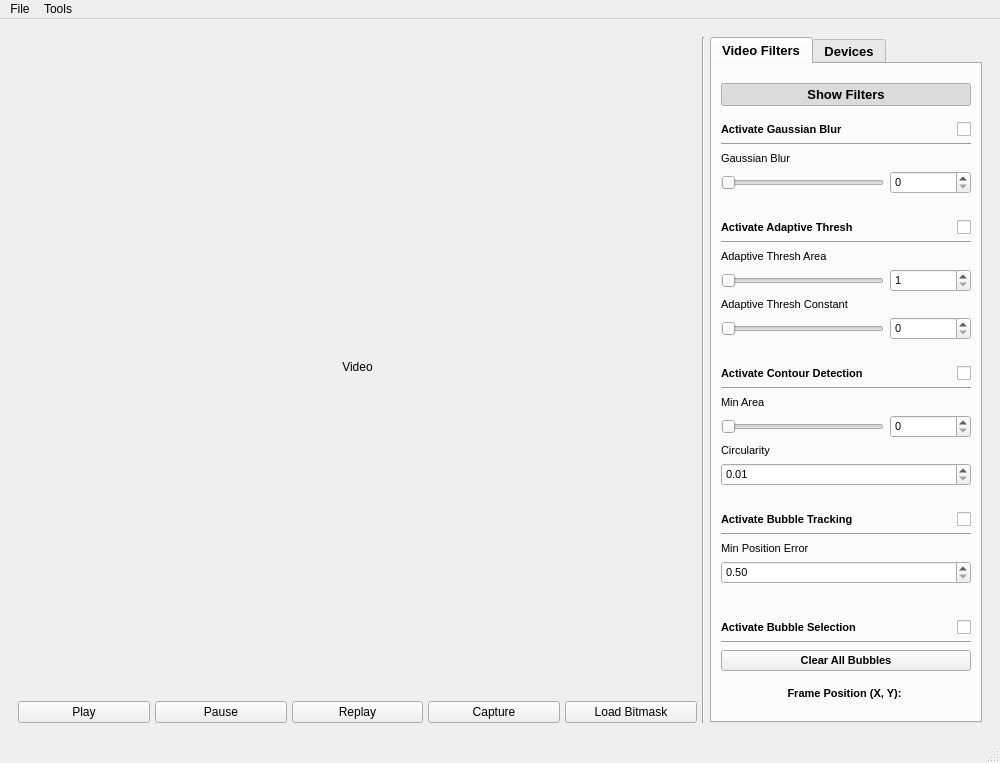
First picture: the form in src/ui/dlpctl.ui, repository tarumishra9498/dlpctlF25, before the edit.
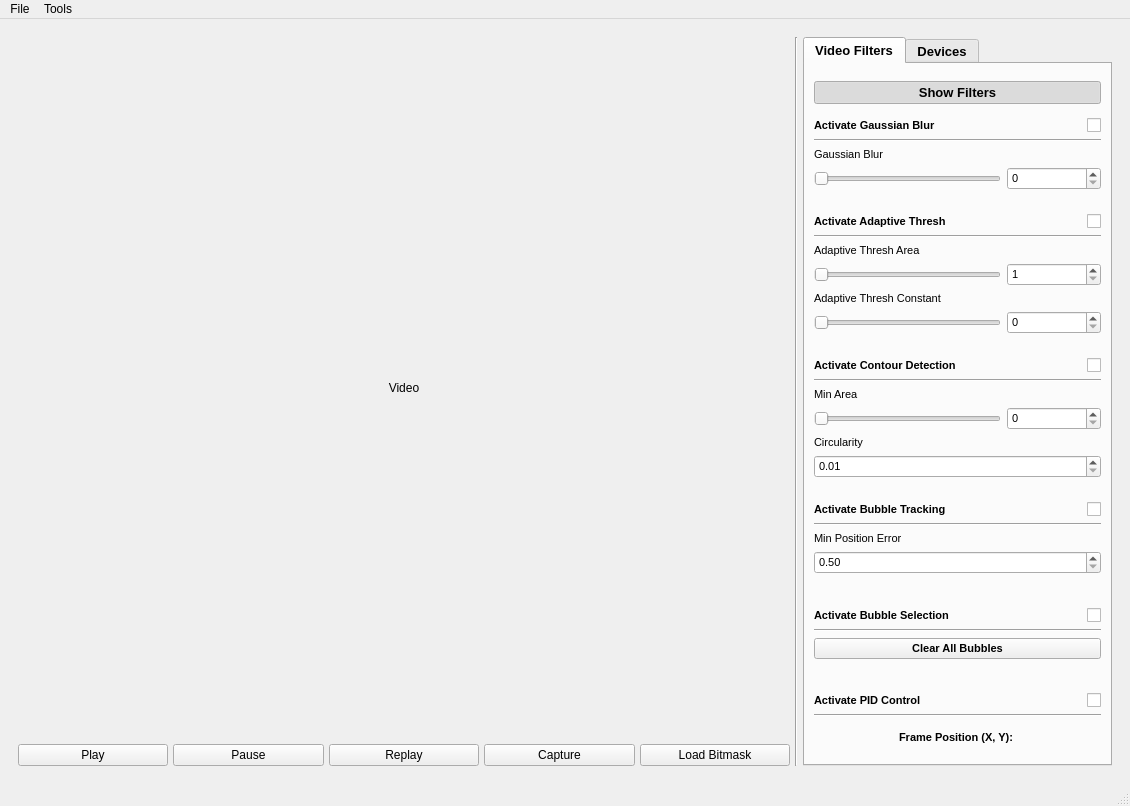
Second picture: the form after the edit. Custom widgets are drawn as their Qt base class.

Commit message: Added PID checkbox

Patch:
```diff
--- a/src/ui/dlpctl.ui
+++ b/src/ui/dlpctl.ui
@@ -9,8 +9,8 @@
    <rect>
     <x>0</x>
     <y>0</y>
-    <width>1000</width>
-    <height>763</height>
+    <width>1130</width>
+    <height>806</height>
    </rect>
   </property>
   <property name="sizePolicy">
@@ -159,7 +159,7 @@
            </property>
            <widget class="QWidget" name="video_filters_tab">
             <property name="sizePolicy">
-             <sizepolicy hsizetype="Expanding" vsizetype="Minimum">
+             <sizepolicy hsizetype="Expanding" vsizetype="Maximum">
               <horstretch>0</horstretch>
               <verstretch>0</verstretch>
              </sizepolicy>
@@ -167,7 +167,7 @@
             <attribute name="title">
              <string>Video Filters</string>
             </attribute>
-            <layout class="QVBoxLayout" name="verticalLayout_3" stretch="0,0,0,0,0,0,0,0,0,0,0">
+            <layout class="QVBoxLayout" name="verticalLayout_3" stretch="0,0,0,0,0,0,0,0,0,0,0,0,0">
              <item>
               <widget class="QPushButton" name="show_filters">
                <property name="text">
@@ -611,7 +611,7 @@
                <item row="0" column="0">
                 <widget class="QLabel" name="label_9">
                  <property name="sizePolicy">
-                  <sizepolicy hsizetype="Minimum" vsizetype="Fixed">
+                  <sizepolicy hsizetype="Preferred" vsizetype="Fixed">
                    <horstretch>0</horstretch>
                    <verstretch>0</verstretch>
                   </sizepolicy>
@@ -756,6 +756,59 @@
                </item>
               </layout>
              </item>
+             <item>
+              <spacer name="horizontalSpacer_5">
+               <property name="orientation">
+                <enum>Qt::Orientation::Horizontal</enum>
+               </property>
+               <property name="sizeHint" stdset="0">
+                <size>
+                 <width>40</width>
+                 <height>20</height>
+                </size>
+               </property>
+              </spacer>
+             </item>
+             <item>
+              <layout class="QGridLayout" name="pid_grid" columnstretch="2,0">
+               <item row="0" column="0">
+                <widget class="QLabel" name="label_2">
+                 <property name="font">
+                  <font>
+                   <pointsize>8</pointsize>
+                   <bold>true</bold>
+                  </font>
+                 </property>
+                 <property name="text">
+                  <string>Activate PID Control</string>
+                 </property>
+                </widget>
+               </item>
+               <item row="0" column="1">
+                <widget class="QCheckBox" name="checkBox">
+                 <property name="sizePolicy">
+                  <sizepolicy hsizetype="Minimum" vsizetype="Fixed">
+                   <horstretch>0</horstretch>
+                   <verstretch>0</verstretch>
+                  </sizepolicy>
+                 </property>
+                 <property name="focusPolicy">
+                  <enum>Qt::FocusPolicy::NoFocus</enum>
+                 </property>
+                 <property name="text">
+                  <string/>
+                 </property>
+                </widget>
+               </item>
+               <item row="1" column="0" colspan="2">
+                <widget class="Line" name="line_2">
+                 <property name="orientation">
+                  <enum>Qt::Orientation::Horizontal</enum>
+                 </property>
+                </widget>
+               </item>
+              </layout>
+             </item>
              <item>
               <widget class="QLabel" name="mouse_pos">
                <property name="sizePolicy">
@@ -821,7 +874,7 @@
     <rect>
      <x>0</x>
      <y>0</y>
-     <width>1000</width>
+     <width>1130</width>
      <height>33</height>
     </rect>
    </property>
```
The commit also changes 1 other file.
